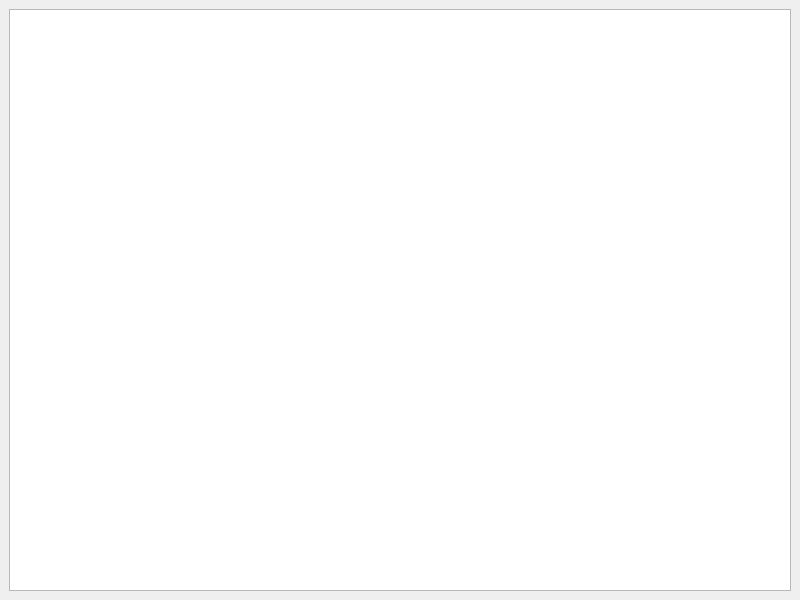
Qt form src/mainwindow.ui (BartSte/snapshot) before a commit.
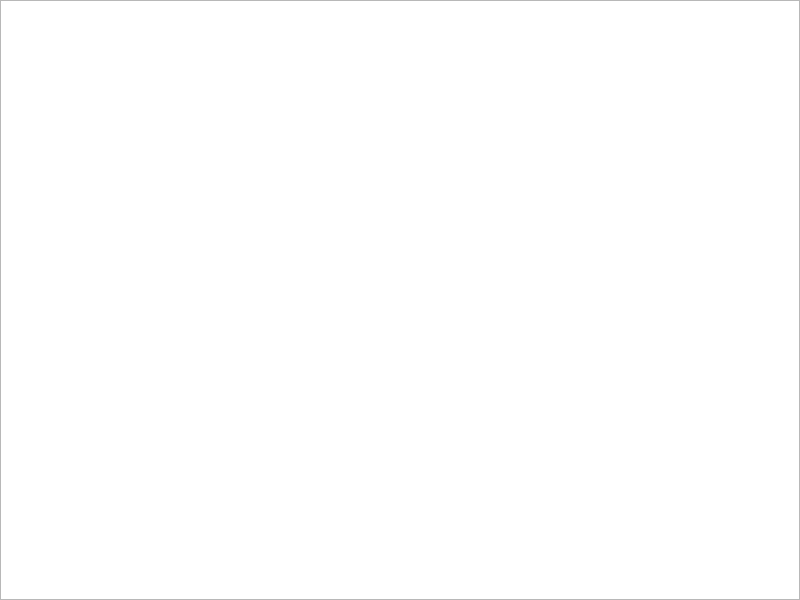
The same form after that commit.

What changed in the file:
```diff
--- a/src/mainwindow.ui
+++ b/src/mainwindow.ui
@@ -10,20 +10,41 @@
     <height>600</height>
    </rect>
   </property>
+  <property name="baseSize">
+   <size>
+    <width>0</width>
+    <height>0</height>
+   </size>
+  </property>
   <property name="windowTitle">
    <string>MainWindow</string>
   </property>
   <widget class="QWidget" name="centralwidget">
    <layout class="QVBoxLayout" name="verticalLayout">
+    <property name="spacing">
+     <number>0</number>
+    </property>
+    <property name="leftMargin">
+     <number>0</number>
+    </property>
+    <property name="topMargin">
+     <number>0</number>
+    </property>
+    <property name="rightMargin">
+     <number>0</number>
+    </property>
+    <property name="bottomMargin">
+     <number>0</number>
+    </property>
     <item>
-     <widget class="QGraphicsView" name="graphicsView"/>
-    </item>
-    <item>
-     <layout class="QHBoxLayout" name="horizontalLayout">
-      <property name="topMargin">
-       <number>0</number>
+     <widget class="QGraphicsView" name="graphicsView">
+      <property name="sizePolicy">
+       <sizepolicy hsizetype="Preferred" vsizetype="Preferred">
+        <horstretch>0</horstretch>
+        <verstretch>0</verstretch>
+       </sizepolicy>
       </property>
-     </layout>
+     </widget>
     </item>
    </layout>
   </widget>
```
